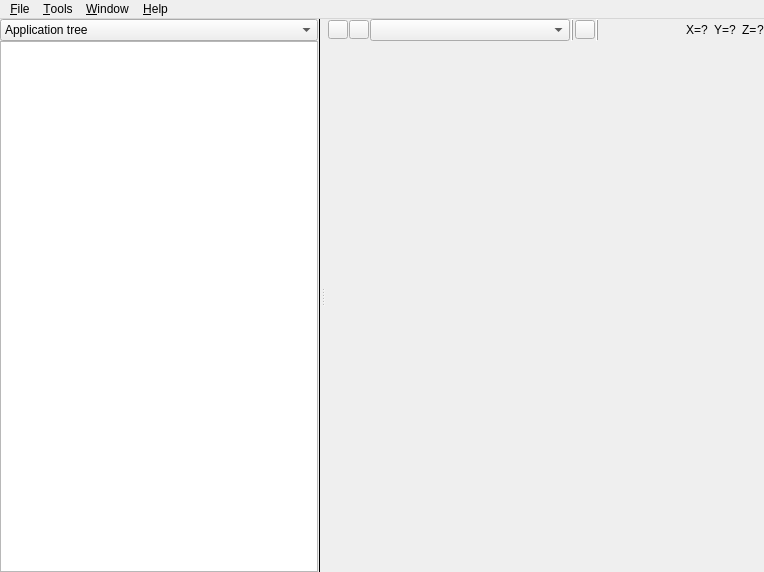
First picture: the form in src/mainwindow.ui, repository fougue/mayo, before the edit.
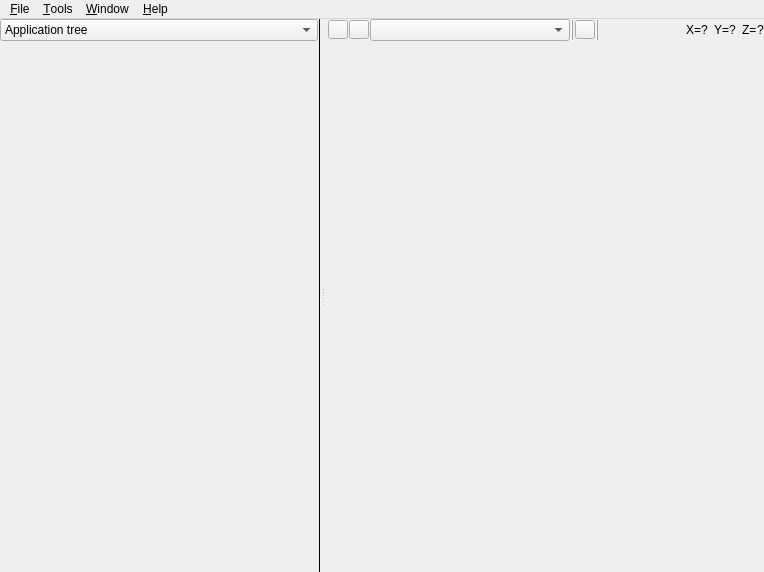
Second picture: the form after the edit. The open tabs and pages were chosen to show the change. Icons and pictures are not drawn. Custom widgets are drawn as their Qt base class.

Commit message: Introduce new "File System" panel

The edit to the form file:
```diff
--- a/src/mainwindow.ui
+++ b/src/mainwindow.ui
@@ -249,11 +249,7 @@
                     <number>0</number>
                    </property>
                    <item>
-                    <widget class="QTreeView" name="treeView_FileSystem">
-                     <attribute name="headerVisible">
-                      <bool>false</bool>
-                     </attribute>
-                    </widget>
+                    <widget class="WidgetFileSystem" name="widget_FileSystem" native="true"/>
                    </item>
                   </layout>
                  </widget>
@@ -699,6 +695,12 @@
    <extends>QToolButton</extends>
    <header>button_flat.h</header>
   </customwidget>
+  <customwidget>
+   <class>WidgetFileSystem</class>
+   <extends>QWidget</extends>
+   <header>widget_file_system.h</header>
+   <container>1</container>
+  </customwidget>
  </customwidgets>
  <resources>
   <include location="../mayo.qrc"/>
```
Left out of the diff: 2 changed lines with no effect on the pictures. The commit also changes 9 other files.
